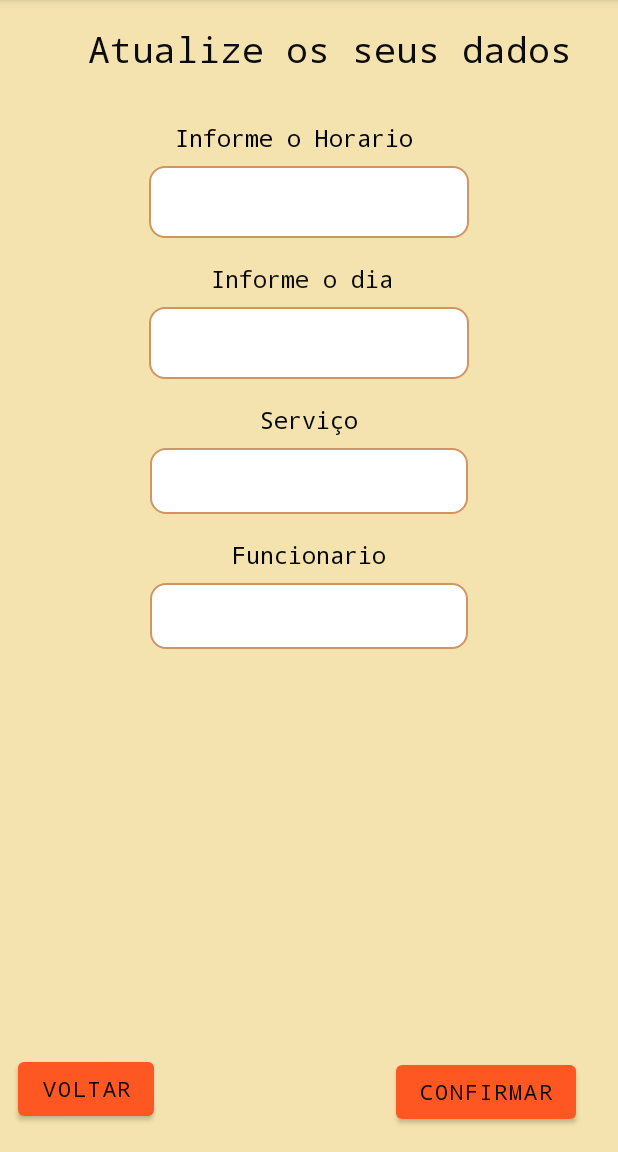
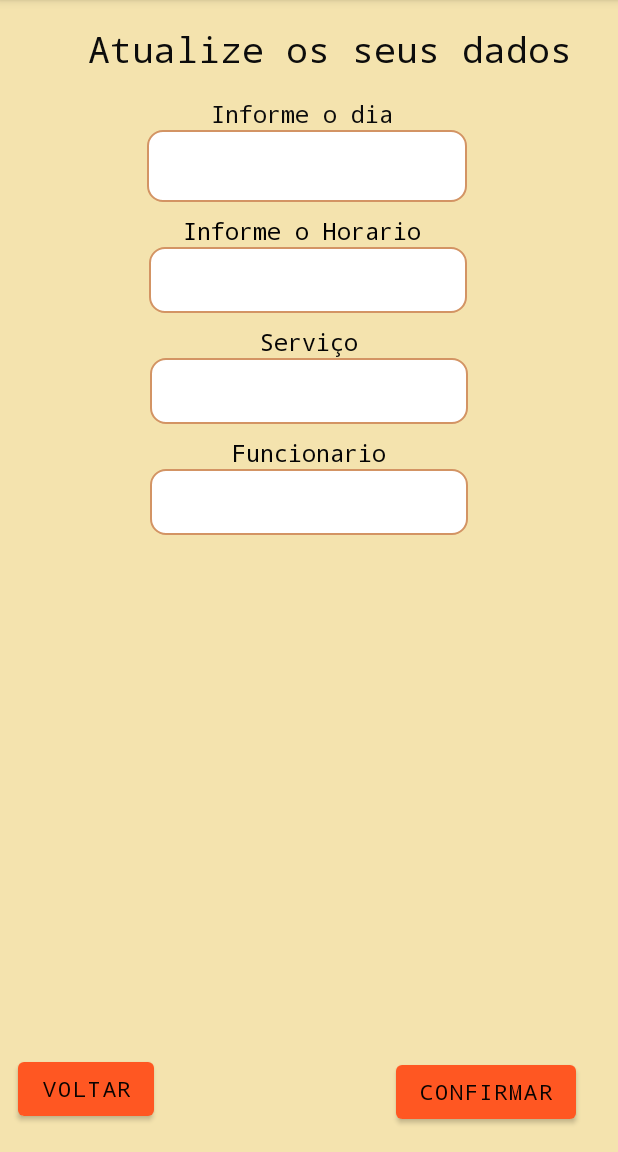
Before and after one commit to ViniciusRenovato/TCC, an Android app: the cadastro_agendamento_editar screen opened directly, with no data from a screen before it, on a phone screen of 412 x 824 dp, the part 84-1236 px from its top. Run offline under Robolectric (Android 15) with nearby library versions, the phone set to English and light mode, and no system bars; our stand-ins replace Firebase (no records; nobody signed in at launch, a user with empty details on screens opened directly); Roboto replaces fonts that are not available here.

Commit message:
horario agendamento
listando os horarios no spinner

```diff
--- a/app/src/main/java/com/example/approfisso/ediçao/cadastro_agendamento_editar.java
+++ b/app/src/main/java/com/example/approfisso/ediçao/cadastro_agendamento_editar.java
@@ -16,6 +16,7 @@ import androidx.annotation.NonNull;
 import androidx.appcompat.app.AppCompatActivity;
 
 import com.example.approfisso.R;
+import com.example.approfisso.cadastro.cadastro_agendamento;
 import com.example.approfisso.entidades.Agendamento;
 import com.example.approfisso.entidades.Servicos;
 import com.google.android.gms.tasks.OnCompleteListener;
@@ -53,8 +54,12 @@ public class cadastro_agendamento_editar extends AppCompatActivity {
     ArrayList<String> spinner_lista_agendamento_servico;
     ArrayAdapter<String> adapter_agendamento_servico;
 
+    Spinner spinner_agendamento_horario;
+    DatabaseReference spinner_info_agendamento_horario;
+    ArrayList<String> spinner_lista_agendamento_horario;
+    ArrayAdapter<String> adapter_agendamento_horario;
 
-    private EditText hora_agendamento;
+
     private EditText dia_agendamento;
     private Agendamento Agendamentos;
 
@@ -120,6 +125,15 @@ public class cadastro_agendamento_editar extends AppCompatActivity {
         spinner_funcao_agendamento_servico.setAdapter(adapter_agendamento_servico);
         Showdata_Servico();
 
+        spinner_agendamento_horario = findViewById(R.id.spinner_agendamento_horario_editar);
+        spinner_info_agendamento_horario = FirebaseDatabase.getInstance().getReference("Horario");
+        spinner_lista_agendamento_horario = new ArrayList<>();
+        adapter_agendamento_horario = new ArrayAdapter<String>(cadastro_agendamento_editar.this, android.R.layout.simple_spinner_dropdown_item, spinner_lista_agendamento_horario);
+        spinner_agendamento_horario.setAdapter(adapter_agendamento_horario);
+        Showdata_Horario();
+
+
+
         FirebaseFirestore db = FirebaseFirestore.getInstance();
         FirebaseUser user = FirebaseAuth.getInstance().getCurrentUser();
         final String current = user.getUid();
@@ -142,10 +156,10 @@ public class cadastro_agendamento_editar extends AppCompatActivity {
                 });
 
 
-        hora_agendamento=findViewById(R.id.Editar_Hora_Agendamento);
+
         dia_agendamento=findViewById(R.id.Editar_Dia_Agendamento);
 
-        hora_agendamento.setText(agendamento_editar_hora_agendamento);
+
         dia_agendamento.setText(agendamento_editar_dia_agendamento);
 
         dia_agendamento.setOnClickListener(new View.OnClickListener() {
@@ -180,10 +194,9 @@ public class cadastro_agendamento_editar extends AppCompatActivity {
             @Override
             public void onClick(View view) {
 
-
-                hora_agendamento=findViewById(R.id.Editar_Hora_Agendamento);
                 dia_agendamento=findViewById(R.id.Editar_Dia_Agendamento);
 
+                spinner_agendamento_horario = findViewById(R.id.spinner_agendamento_horario_editar);
                 spinner_funcao_agendamento_servico = findViewById(R.id.Editar_spinner_funcao_agendamento_servico);
                 spinner_funcao_agendamento_funcionario = findViewById(R.id.Editar_spinner_funcao_agendamento_funcionario);
 
@@ -210,7 +223,7 @@ public class cadastro_agendamento_editar extends AppCompatActivity {
 
         agendamento.put("nome_cliente",nome_cliente);
         agendamento.put("usuario",login_cliente);
-        agendamento.put("hora_agendamento",hora_agendamento.getText().toString());
+        agendamento.put("hora_agendamento",spinner_agendamento_horario.getSelectedItem().toString());
         agendamento.put("dia_agendamento",dia_agendamento.getText().toString());
         agendamento.put("servicos",spinner_funcao_agendamento_servico.getSelectedItem().toString());
         agendamento.put("funcionario",spinner_funcao_agendamento_funcionario.getSelectedItem().toString());
@@ -254,7 +267,7 @@ public class cadastro_agendamento_editar extends AppCompatActivity {
                 @Override
                 public void onDataChange(@NonNull DataSnapshot snapshot) {
                     spinner_lista_agendamento_funcionario.clear();
-//                    spinner_lista_agendamento_funcionario.add("---Selecione--");
+                    spinner_lista_agendamento_funcionario.add("--Selecione--");
 
 
                     for (DataSnapshot item : snapshot.getChildren()) {
@@ -286,7 +299,8 @@ public class cadastro_agendamento_editar extends AppCompatActivity {
         spinner_info_funcao_agendamento_servico.addValueEventListener(new ValueEventListener() {
             @Override
             public void onDataChange(@NonNull DataSnapshot snapshot) {
-
+//                spinner_lista_agendamento_servico.clear();
+//                spinner_lista_agendamento_servico.add("---Selecione---");
                 for (DataSnapshot item : snapshot.getChildren()) {
                     Servicos serv= new Servicos();
                     serv.setNome_servico(item.child("nome_servico").getValue(String.class));
@@ -297,6 +311,33 @@ public class cadastro_agendamento_editar extends AppCompatActivity {
 //                    spinner_lista_agendamento_funcionario.add(item.getValue().toString());
                 }
                 adapter_agendamento_servico.notifyDataSetChanged();
+
+            }
+            @Override
+            public void onCancelled(@NonNull DatabaseError error) {
+
+            }
+        });
+
+    }
+
+    List<Agendamento> agendamento;
+    private void Showdata_Horario(){
+        agendamento= new ArrayList<>();
+        spinner_info_agendamento_horario.addValueEventListener(new ValueEventListener() {
+            @Override
+            public void onDataChange(@NonNull DataSnapshot snapshot) {
+
+                for (DataSnapshot item : snapshot.getChildren()) {
+                    Agendamento agendar = new Agendamento();
+
+                    agendar.setHora_agendamento(item.getValue(String.class));
+
+                    spinner_lista_agendamento_horario.add(agendar.getHora_agendamento());
+                    agendamento.add(agendar);
+
+                }
+                adapter_agendamento_horario.notifyDataSetChanged();
 
             }
             @Override
--- a/app/src/main/java/com/example/approfisso/entidades/Agendamento.java
+++ b/app/src/main/java/com/example/approfisso/entidades/Agendamento.java
@@ -119,7 +119,7 @@ public class Agendamento implements Serializable {
     private static DatabaseReference databaseReference;
 
     public static void salvaAgendamento(Agendamento a){
-        if(databaseReference==null){
+        if(databaseReference==null)
 
             inicio();
             String id=databaseReference.child("Agendamento").push().getKey();
@@ -135,7 +135,7 @@ public class Agendamento implements Serializable {
             databaseReference.child("Agendamento").child(id).child("servicos").setValue(a.getServicos());
             databaseReference.child("Agendamento").child(id).child("usuario").setValue(a.getLogin_cliente());
 
-        }
+
     }
     public static void excluirAgendamento(Agendamento a){
         databaseReference.child("Agendamento").child(a.getId_agendamento()+"").removeValue();
--- a/app/src/main/java/com/example/approfisso/entidades/Cliente.java
+++ b/app/src/main/java/com/example/approfisso/entidades/Cliente.java
@@ -50,7 +50,7 @@ public class Cliente implements Serializable {
     private static DatabaseReference databaseReference;
 
     public static void salvaCliente(Cliente c){
-        if(databaseReference==null){
+        if(databaseReference==null)
             databaseReference.child("Cliente").child(c.getId_cliente().toString()
             ).setValue(c);
             databaseReference.child("Cliente").child(c.getPontos_cliente().toString()
@@ -58,7 +58,7 @@ public class Cliente implements Serializable {
             databaseReference.child("Cliente").child(c.getPessoa().toString()
             ).setValue(c);
 
-        }
+
     }
     public static void excluirCliente(Cliente c){
         databaseReference.child("Cliente").child(c.getId_cliente()+"").removeValue();
--- a/app/src/main/java/com/example/approfisso/entidades/Endereco.java
+++ b/app/src/main/java/com/example/approfisso/entidades/Endereco.java
@@ -79,7 +79,7 @@ public class Endereco implements Serializable {
     private static DatabaseReference databaseReference;
 
     public static void salvaEndereco(Endereco e){
-        if(databaseReference==null){
+        if(databaseReference==null)
             databaseReference.child("Endereco").child(e.getId_endereco().toString()
             ).setValue(e);
             databaseReference.child("Endereco").child(e.getRua().toString()
@@ -94,7 +94,7 @@ public class Endereco implements Serializable {
             ).setValue(e);
 
 
-        }
+
     }
     public static void excluirEndereco(Endereco e){
         databaseReference.child("Endereco").child(e.getId_endereco()+"").removeValue();
--- a/app/src/main/java/com/example/approfisso/entidades/Funcionario.java
+++ b/app/src/main/java/com/example/approfisso/entidades/Funcionario.java
@@ -131,7 +131,7 @@ public class Funcionario implements Serializable {
 
 
     public static void salvaFuncionario(Funcionario funciona){
-        if(databaseReference==null){
+        if(databaseReference==null)
             inicio();
             String id=databaseReference.child("Funcionario").push().getKey();
             List<Funcionario> funcionario = new ArrayList();
@@ -147,7 +147,7 @@ public class Funcionario implements Serializable {
 
 
 
-        }
+
     }
     public static void excluirFuncionario(Funcionario funciona){
         databaseReference.child("Funcionario").child(funciona.getId_funcionario()+"").removeValue();
--- a/app/src/main/java/com/example/approfisso/entidades/Pessoa.java
+++ b/app/src/main/java/com/example/approfisso/entidades/Pessoa.java
@@ -112,7 +112,7 @@ public class Pessoa implements Serializable {
 
 
     public static void salvaPessoa(Pessoa p){
-        if(databaseReference==null){
+        if(databaseReference==null)
             inicio();
             String id=databaseReference.child("Pessoa").push().getKey();
             List<Pessoa> pessoa = new ArrayList();
@@ -125,7 +125,7 @@ public class Pessoa implements Serializable {
             databaseReference.child("Pessoa").child(id).child("Aniversario").setValue(p.getAniversario());
             databaseReference.child("Pessoa").child(id).child("Email").setValue(p.getEmail());
 
-        }
+
     }
 
 
--- a/app/src/main/java/com/example/approfisso/entidades/Pontos.java
+++ b/app/src/main/java/com/example/approfisso/entidades/Pontos.java
@@ -49,7 +49,7 @@ public class Pontos implements Serializable {
     }
 
     public static void salvaPontos(Pontos po){
-        if(databaseReference==null){
+        if(databaseReference==null)
             databaseReference.child("Pontos").child(po.getId_pontos().toString()
             ).setValue(po);
             databaseReference.child("Pontos").child(po.getPontos_cliente().toString()
@@ -58,7 +58,7 @@ public class Pontos implements Serializable {
             ).setValue(po);
             databaseReference.child("Pontos").child(po.getCliente().toString()
             ).setValue(po);
-        }
+
     }
     public static void excluirPontos(Pontos po){
         databaseReference.child("Pontos").child(po.getId_pontos()+"").removeValue();
--- a/app/src/main/java/com/example/approfisso/entidades/Produto.java
+++ b/app/src/main/java/com/example/approfisso/entidades/Produto.java
@@ -39,14 +39,14 @@ public class Produto implements Serializable {
         this.preco_produto = preco_produto;
     }
     public static void salvaProduto(Produto pr){
-        if(databaseReference==null){
+        if(databaseReference==null)
             databaseReference.child("Produto").child(pr.getId_produto().toString()
             ).setValue(pr);
             databaseReference.child("Produto").child(pr.getPreco_produto().toString()
             ).setValue(pr);
             databaseReference.child("Produto").child(pr.getConsumo_produto().toString()
             ).setValue(pr);
-        }
+
     }
     public static void excluirProduto(Produto pr){
         databaseReference.child("Produto").child(pr.getId_produto()+"").removeValue();
--- a/app/src/main/java/com/example/approfisso/entidades/Servicos.java
+++ b/app/src/main/java/com/example/approfisso/entidades/Servicos.java
@@ -119,7 +119,7 @@ public class Servicos implements Serializable {
 
 
     public static void salvaServicos(Servicos s){
-        if(databaseReference==null){
+        if(databaseReference==null)
             inicio();
             String id=databaseReference.child("Servicos").push().getKey();
             List<Servicos> servico = new ArrayList();
@@ -131,7 +131,7 @@ public class Servicos implements Serializable {
             databaseReference.child("Servicos").child(id).child("duracao_servico").setValue(s.getDuracao_servico());
             databaseReference.child("Servicos").child(id).child("valor_servico").setValue(s.getValor_servico());
             databaseReference.child("Servicos").child(id).child("funcao_servico").setValue(s.getFuncao_servico());
-        }
+
     }
     public static void excluirServicos(Servicos s){
         databaseReference.child("Servicos").child(s.getId_servico()+"").removeValue();
--- a/app/src/main/java/com/example/approfisso/entidades/Venda.java
+++ b/app/src/main/java/com/example/approfisso/entidades/Venda.java
@@ -48,7 +48,7 @@ public class Venda implements Serializable {
     }
 
     public static void salvaVenda(Venda v){
-        if(databaseReference==null){
+        if(databaseReference==null)
             databaseReference.child("Venda").child(v.getId_venda().toString()
             ).setValue(v);
             databaseReference.child("Venda").child(v.getAgendamento().toString()
@@ -57,7 +57,7 @@ public class Venda implements Serializable {
             ).setValue(v);
             databaseReference.child("Venda").child(v.getValor_total().toString()
             ).setValue(v);
-        }
+
     }
     public static void excluirVenda(Venda v){
         databaseReference.child("Venda").child(v.getId_venda()+"").removeValue();
--- a/app/src/main/res/layout/update_agendamento_popup.xml
+++ b/app/src/main/res/layout/update_agendamento_popup.xml
@@ -48,46 +48,29 @@
         app:layout_constraintStart_toStartOf="parent"
         app:layout_constraintTop_toTopOf="parent" />
 
-    <EditText
-        android:id="@+id/Editar_Hora_Agendamento"
-        style="@android:style/Widget.AutoCompleteTextView"
+    <TextView
+        android:id="@+id/textView11"
         android:layout_width="wrap_content"
         android:layout_height="wrap_content"
         android:layout_marginStart="8dp"
         android:layout_marginTop="8dp"
         android:layout_marginEnd="8dp"
-        android:background="@drawable/rounded"
-        android:ems="10"
-        android:minHeight="48dp"
-        android:textColorHint="#546E7A"
-        app:layout_constraintEnd_toEndOf="parent"
-        app:layout_constraintStart_toStartOf="parent"
-        app:layout_constraintTop_toBottomOf="@+id/textView11" />
-
-    <TextView
-        android:id="@+id/textView11"
-        android:layout_width="wrap_content"
-        android:layout_height="wrap_content"
-        android:layout_marginStart="8dp"
-        android:layout_marginTop="32dp"
-        android:layout_marginEnd="8dp"
         android:fontFamily="monospace"
         android:text="Informe o Horario "
         android:textColor="#000000"
+
         android:textSize="16sp"
-
         app:layout_constraintEnd_toEndOf="parent"
-        app:layout_constraintHorizontal_bias="0.476"
         app:layout_constraintStart_toStartOf="parent"
-        app:layout_constraintTop_toBottomOf="@+id/textView6" />
+        app:layout_constraintTop_toBottomOf="@+id/Editar_Dia_Agendamento" />
 
     <TextView
         android:id="@+id/textView7"
         android:layout_width="wrap_content"
         android:layout_height="wrap_content"
         android:layout_marginStart="8dp"
+
         android:layout_marginTop="16dp"
-
         android:layout_marginEnd="8dp"
         android:fontFamily="monospace"
         android:text="Informe o dia "
@@ -95,26 +78,26 @@
         android:textSize="16sp"
         app:layout_constraintEnd_toEndOf="parent"
         app:layout_constraintStart_toStartOf="parent"
-        app:layout_constraintTop_toBottomOf="@+id/Editar_Hora_Agendamento" />
+        app:layout_constraintTop_toBottomOf="@+id/textView6" />
 
     <EditText
         android:id="@+id/Editar_Dia_Agendamento"
         android:layout_width="wrap_content"
         android:layout_height="wrap_content"
         android:layout_marginStart="8dp"
-        android:layout_marginTop="8dp"
         android:layout_marginEnd="8dp"
         android:background="@drawable/rounded"
+
         android:ems="10"
-
         android:focusable="false"
         android:focusableInTouchMode="false"
-        android:maxLength="10"
 
         android:hint=""
         android:inputType="textPersonName"
+        android:maxLength="10"
         android:minHeight="48dp"
         app:layout_constraintEnd_toEndOf="parent"
+        app:layout_constraintHorizontal_bias="0.491"
         app:layout_constraintStart_toStartOf="parent"
         app:layout_constraintTop_toBottomOf="@+id/textView7" />
 
@@ -123,7 +106,7 @@
         android:layout_width="wrap_content"
         android:layout_height="wrap_content"
         android:layout_marginStart="8dp"
-        android:layout_marginTop="16dp"
+        android:layout_marginTop="8dp"
         android:layout_marginEnd="8dp"
         android:fontFamily="monospace"
         android:text="Funcionario"
@@ -138,7 +121,7 @@
         android:layout_width="wrap_content"
         android:layout_height="wrap_content"
         android:layout_marginStart="8dp"
-        android:layout_marginTop="16dp"
+        android:layout_marginTop="8dp"
         android:layout_marginEnd="8dp"
         android:fontFamily="monospace"
         android:text="Serviço"
@@ -146,14 +129,26 @@
         android:textSize="16sp"
         app:layout_constraintEnd_toEndOf="parent"
         app:layout_constraintStart_toStartOf="parent"
-        app:layout_constraintTop_toBottomOf="@+id/Editar_Dia_Agendamento" />
+        app:layout_constraintTop_toBottomOf="@+id/spinner_agendamento_horario_editar" />
+
+    <Spinner
+        android:id="@+id/spinner_agendamento_horario_editar"
+        android:layout_width="212dp"
+        android:layout_height="44dp"
+        android:layout_marginStart="8dp"
+        android:layout_marginEnd="8dp"
+        android:background="@drawable/rounded"
+        android:gravity="center"
+        app:layout_constraintEnd_toEndOf="parent"
+        app:layout_constraintHorizontal_bias="0.497"
+        app:layout_constraintStart_toStartOf="parent"
+        app:layout_constraintTop_toBottomOf="@+id/textView11" />
 
     <Spinner
         android:id="@+id/Editar_spinner_funcao_agendamento_funcionario"
         android:layout_width="212dp"
         android:layout_height="44dp"
         android:layout_marginStart="8dp"
-        android:layout_marginTop="8dp"
         android:layout_marginEnd="8dp"
         android:background="@drawable/rounded"
         app:layout_constraintEnd_toEndOf="parent"
@@ -165,7 +160,6 @@
         android:layout_width="212dp"
         android:layout_height="44dp"
         android:layout_marginStart="8dp"
-        android:layout_marginTop="8dp"
         android:layout_marginEnd="8dp"
         android:background="@drawable/rounded"
         app:layout_constraintEnd_toEndOf="parent"
```
Also changed, not shown: app/src/main/java/com/example/approfisso/cadastro/cadastro_agendamento.java (+58 -9 lines), app/src/main/res/layout/agendamento_cadastro.xml (+18 -20 lines).
